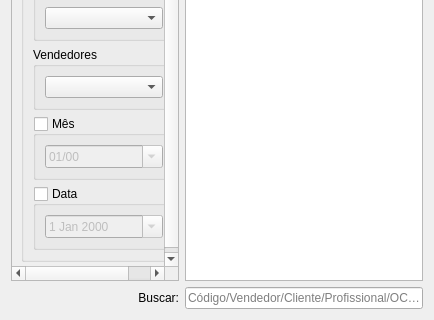
darktorres/ERP-STACCATO, file ui/widgetvenda.ui: the form before one commit; both pictures show x 0 to 434 and y 676 to 996 of the 434 by 996 pixel window.
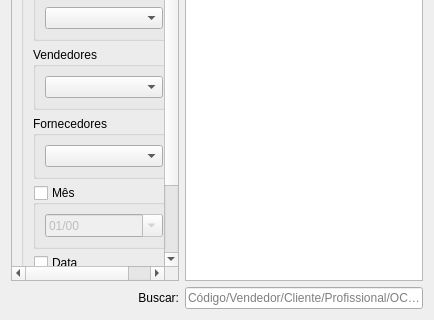
The form after the commit. Custom widgets are drawn as their Qt base class.

Commit message: Filtrar por fornecedores

Diff of the .ui file:
```diff
--- a/ui/widgetvenda.ui
+++ b/ui/widgetvenda.ui
@@ -97,7 +97,7 @@
           <x>0</x>
           <y>0</y>
           <width>174</width>
-          <height>913</height>
+          <height>982</height>
          </rect>
         </property>
         <property name="autoFillBackground">
@@ -126,18 +126,6 @@
               </property>
              </widget>
             </item>
-            <item row="5" column="0">
-             <widget class="QGroupBox" name="groupBoxLojas">
-              <property name="title">
-               <string>Loja</string>
-              </property>
-              <layout class="QGridLayout" name="gridLayout_46">
-               <item row="2" column="0">
-                <widget class="ComboBox" name="comboBoxLojas"/>
-               </item>
-              </layout>
-             </widget>
-            </item>
             <item row="0" column="0">
              <widget class="QRadioButton" name="radioButtonTodos">
               <property name="text">
@@ -148,7 +136,7 @@
               </property>
              </widget>
             </item>
-            <item row="11" column="0">
+            <item row="12" column="0">
              <widget class="QGroupBox" name="groupBoxDia">
               <property name="enabled">
                <bool>true</bool>
@@ -188,6 +176,62 @@
               </layout>
              </widget>
             </item>
+            <item row="9" column="0">
+             <widget class="QGroupBox" name="groupBoxMes">
+              <property name="enabled">
+               <bool>true</bool>
+              </property>
+              <property name="title">
+               <string>Mês</string>
+              </property>
+              <property name="checkable">
+               <bool>true</bool>
+              </property>
+              <property name="checked">
+               <bool>false</bool>
+              </property>
+              <layout class="QGridLayout" name="gridLayout_5">
+               <item row="0" column="0">
+                <widget class="QDateEdit" name="dateEditMes">
+                 <property name="currentSection">
+                  <enum>QDateTimeEdit::MonthSection</enum>
+                 </property>
+                 <property name="displayFormat">
+                  <string>MM/yy</string>
+                 </property>
+                 <property name="calendarPopup">
+                  <bool>true</bool>
+                 </property>
+                </widget>
+               </item>
+              </layout>
+             </widget>
+            </item>
+            <item row="13" column="0">
+             <spacer name="verticalSpacer">
+              <property name="orientation">
+               <enum>Qt::Vertical</enum>
+              </property>
+              <property name="sizeHint" stdset="0">
+               <size>
+                <width>20</width>
+                <height>40</height>
+               </size>
+              </property>
+             </spacer>
+            </item>
+            <item row="5" column="0">
+             <widget class="QGroupBox" name="groupBoxLojas">
+              <property name="title">
+               <string>Loja</string>
+              </property>
+              <layout class="QGridLayout" name="gridLayout_46">
+               <item row="2" column="0">
+                <widget class="ComboBox" name="comboBoxLojas"/>
+               </item>
+              </layout>
+             </widget>
+            </item>
             <item row="4" column="0">
              <widget class="QGroupBox" name="groupBoxStatusFinanceiro">
               <property name="title">
@@ -242,37 +286,6 @@
               </layout>
              </widget>
             </item>
-            <item row="8" column="0">
-             <widget class="QGroupBox" name="groupBoxMes">
-              <property name="enabled">
-               <bool>true</bool>
-              </property>
-              <property name="title">
-               <string>Mês</string>
-              </property>
-              <property name="checkable">
-               <bool>true</bool>
-              </property>
-              <property name="checked">
-               <bool>false</bool>
-              </property>
-              <layout class="QGridLayout" name="gridLayout_5">
-               <item row="0" column="0">
-                <widget class="QDateEdit" name="dateEditMes">
-                 <property name="currentSection">
-                  <enum>QDateTimeEdit::MonthSection</enum>
-                 </property>
-                 <property name="displayFormat">
-                  <string>MM/yy</string>
-                 </property>
-                 <property name="calendarPopup">
-                  <bool>true</bool>
-                 </property>
-                </widget>
-               </item>
-              </layout>
-             </widget>
-            </item>
             <item row="2" column="0">
              <widget class="QGroupBox" name="groupBoxStatus">
               <property name="title">
@@ -464,18 +477,17 @@
               </layout>
              </widget>
             </item>
-            <item row="12" column="0">
-             <spacer name="verticalSpacer">
-              <property name="orientation">
-               <enum>Qt::Vertical</enum>
+            <item row="8" column="0">
+             <widget class="QGroupBox" name="groupBoxFornecedores">
+              <property name="title">
+               <string>Fornecedores</string>
               </property>
-              <property name="sizeHint" stdset="0">
-               <size>
-                <width>20</width>
-                <height>40</height>
-               </size>
-              </property>
-             </spacer>
+              <layout class="QGridLayout" name="gridLayout_8">
+               <item row="0" column="0">
+                <widget class="ComboBox" name="comboBoxFornecedores"/>
+               </item>
+              </layout>
+             </widget>
             </item>
            </layout>
           </widget>
```
The commit also changes 2 other files.
